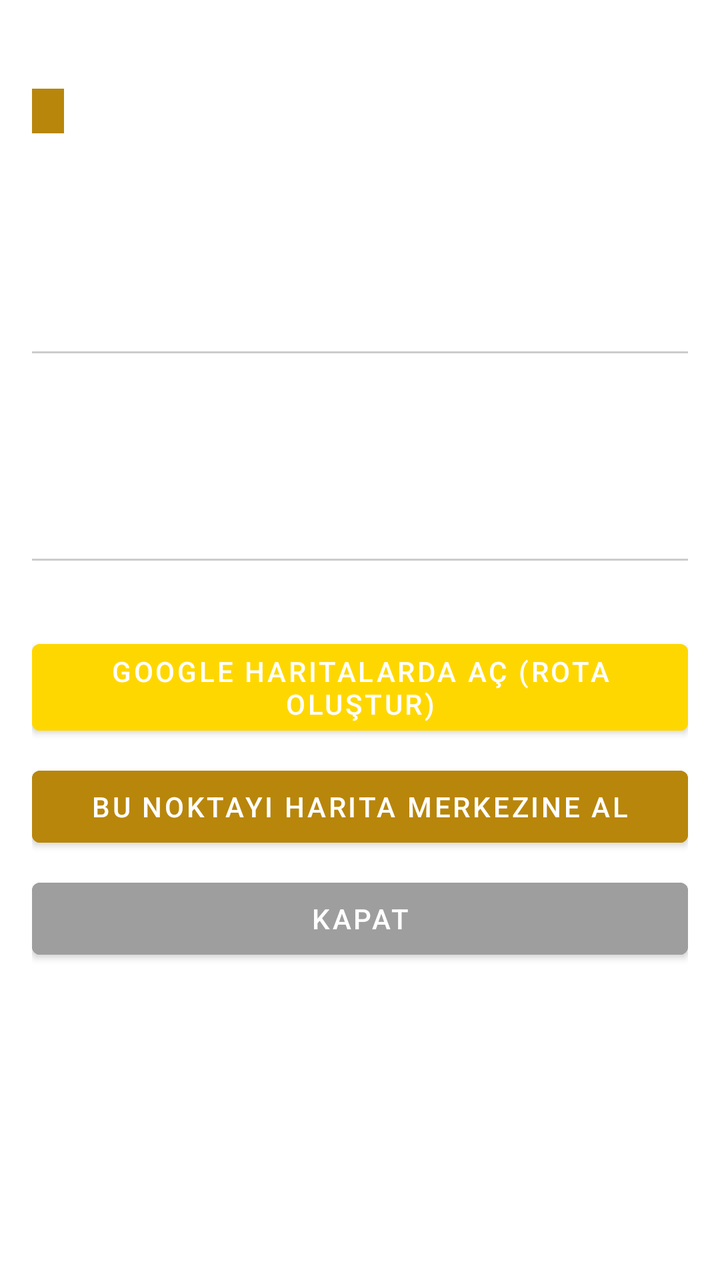
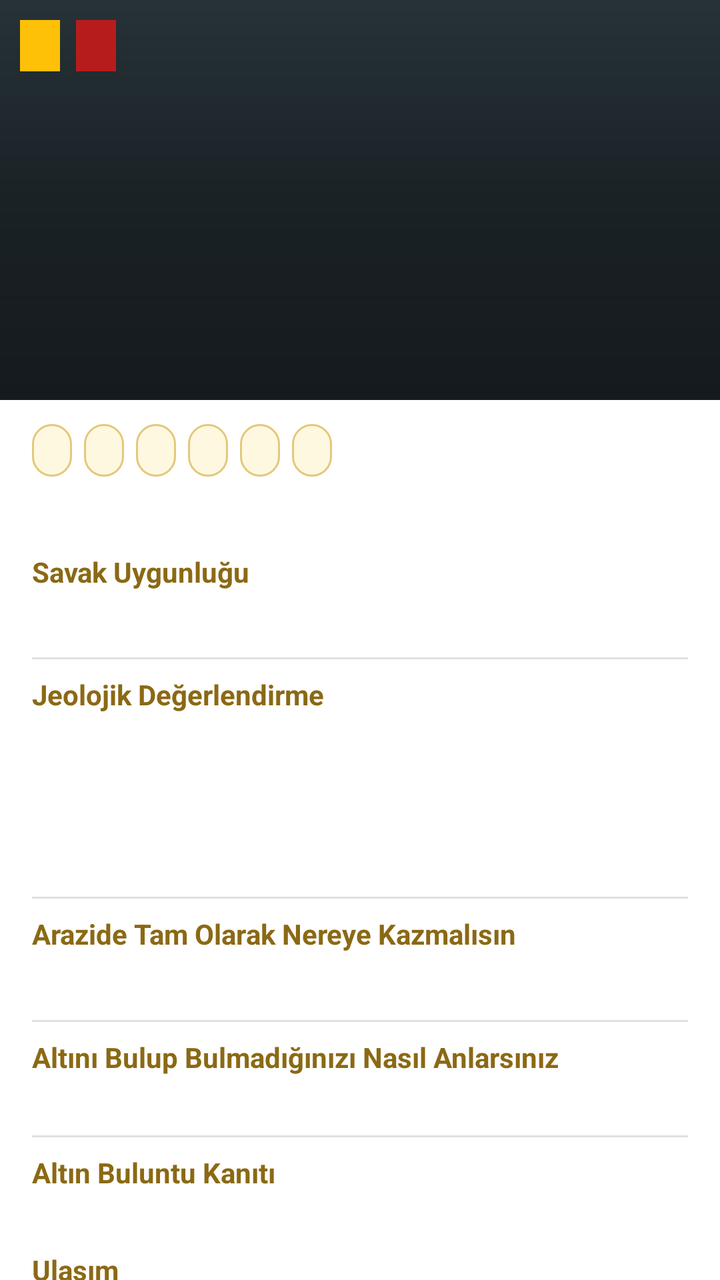

Screens rendered from an Android XML layout before and after an edit, with the pre-edit source and the edit as a unified diff.
<!-- AndroidManifest.xml: application theme Theme.AltinAramaHarita -->
<!-- res/layout/dialog_location_info.xml -->
<?xml version="1.0" encoding="utf-8"?>
<ScrollView xmlns:android="http://schemas.android.com/apk/res/android"
    android:layout_width="match_parent"
    android:layout_height="wrap_content"
    android:maxHeight="560dp"
    android:fillViewport="true">

    <LinearLayout
        android:layout_width="match_parent"
        android:layout_height="wrap_content"
        android:orientation="vertical"
        android:padding="16dp">

        <TextView
            android:id="@+id/dialog_title"
            android:layout_width="match_parent"
            android:layout_height="wrap_content"
            android:textStyle="bold"
            android:textSize="18sp"
            android:textColor="@color/colorPrimaryDark"
            android:layout_marginBottom="4dp"/>

        
        <TextView
            android:id="@+id/dialog_confidence"
            android:layout_width="wrap_content"
            android:layout_height="wrap_content"
            android:textSize="12sp"
            android:textStyle="bold"
            android:background="#B8860B"
            android:textColor="#FFFFFF"
            android:paddingHorizontal="8dp"
            android:paddingVertical="3dp"
            android:layout_marginBottom="10dp"/>

        <TextView
            android:id="@+id/dialog_coords"
            android:layout_width="match_parent"
            android:layout_height="wrap_content"
            android:textSize="14sp"
            android:textColor="@color/text_primary"
            android:layout_marginBottom="3dp"/>

        <TextView
            android:id="@+id/dialog_elevation"
            android:layout_width="match_parent"
            android:layout_height="wrap_content"
            android:textSize="14sp"
            android:textColor="@color/text_primary"
            android:layout_marginBottom="3dp"/>

        <TextView
            android:id="@+id/dialog_terrain"
            android:layout_width="match_parent"
            android:layout_height="wrap_content"
            android:textSize="14sp"
            android:textColor="@color/text_primary"
            android:layout_marginBottom="3dp"/>

        <TextView
            android:id="@+id/dialog_distance"
            android:layout_width="match_parent"
            android:layout_height="wrap_content"
            android:textSize="14sp"
            android:textColor="@color/text_primary"
            android:layout_marginBottom="8dp"/>

        <View
            android:layout_width="match_parent"
            android:layout_height="1dp"
            android:background="#CCCCCC"
            android:layout_marginVertical="6dp"/>

        
        <TextView
            android:id="@+id/dialog_source"
            android:layout_width="match_parent"
            android:layout_height="wrap_content"
            android:textSize="13sp"
            android:textColor="@color/text_primary"
            android:textStyle="bold"
            android:layout_marginBottom="4dp"/>

        <TextView
            android:id="@+id/dialog_lithology"
            android:layout_width="match_parent"
            android:layout_height="wrap_content"
            android:textSize="13sp"
            android:textColor="@color/text_primary"
            android:layout_marginBottom="4dp"/>

        <TextView
            android:id="@+id/dialog_indicators"
            android:layout_width="match_parent"
            android:layout_height="wrap_content"
            android:textSize="13sp"
            android:textColor="@color/text_primary"
            android:layout_marginBottom="4dp"/>

        <TextView
            android:id="@+id/dialog_reasoning"
            android:layout_width="match_parent"
            android:layout_height="wrap_content"
            android:textSize="13sp"
            android:textColor="@color/text_secondary"
            android:layout_marginBottom="8dp"/>

        <View
            android:layout_width="match_parent"
            android:layout_height="1dp"
            android:background="#CCCCCC"
            android:layout_marginVertical="6dp"/>

        <TextView
            android:id="@+id/dialog_description"
            android:layout_width="match_parent"
            android:layout_height="wrap_content"
            android:textSize="13sp"
            android:textColor="@color/text_secondary"
            android:layout_marginBottom="12dp"/>

        <Button
            android:id="@+id/dialog_btn_open_maps"
            android:layout_width="match_parent"
            android:layout_height="wrap_content"
            android:text="@string/dialog_open_maps"
            android:textColor="#FFFFFF"
            android:backgroundTint="@color/colorAccent"
            android:layout_marginBottom="8dp"/>

        <Button
            android:id="@+id/dialog_btn_center"
            android:layout_width="match_parent"
            android:layout_height="wrap_content"
            android:text="@string/dialog_center_map"
            android:textColor="#FFFFFF"
            android:backgroundTint="@color/colorPrimary"
            android:layout_marginBottom="8dp"/>

        <Button
            android:id="@+id/dialog_btn_close"
            android:layout_width="match_parent"
            android:layout_height="wrap_content"
            android:text="@string/dialog_close"
            android:textColor="#FFFFFF"
            android:backgroundTint="#9E9E9E"/>

    </LinearLayout>
</ScrollView>
<!-- resources referenced by this layout -->
<resources>
  <color name="colorAccent">#FFD700</color>
  <color name="colorPrimary">#B8860B</color>
  <color name="colorPrimaryDark">#8B6914</color>
  <color name="text_primary">#212121</color>
  <color name="text_secondary">#757575</color>
  <string name="dialog_center_map">Bu Noktayı Harita Merkezine Al</string>
  <string name="dialog_close">Kapat</string>
  <string name="dialog_open_maps">Google Haritalarda Aç (Rota Oluştur)</string>
  <style name="Theme.AltinAramaHarita" parent="Theme.MaterialComponents.DayNight.NoActionBar">
          
          <item name="colorPrimary">@color/colorPrimary</item>
          <item name="colorPrimaryDark">@color/colorPrimaryDark</item>
          <item name="colorAccent">@color/colorAccent</item>
          
          <item name="android:statusBarColor" tools:targetApi="l">@color/colorPrimaryDark</item>
          <item name="android:windowLightStatusBar">false</item>
      </style>
</resources>

<!-- the commit's change to res/layout/dialog_location_info.xml (unified diff, before → after) -->
@@ -2,148 +2,442 @@
 <ScrollView xmlns:android="http://schemas.android.com/apk/res/android"
     android:layout_width="match_parent"
     android:layout_height="wrap_content"
-    android:maxHeight="560dp"
-    android:fillViewport="true">
+    android:maxHeight="640dp"
+    android:fillViewport="true"
+    android:scrollbars="none">
 
     <LinearLayout
         android:layout_width="match_parent"
         android:layout_height="wrap_content"
-        android:orientation="vertical"
-        android:padding="16dp">
-
-        <TextView
-            android:id="@+id/dialog_title"
+        android:orientation="vertical">
+
+        
+        <FrameLayout
+            android:layout_width="match_parent"
+            android:layout_height="200dp">
+
+            <ImageView
+                android:id="@+id/imgHeader"
+                android:layout_width="match_parent"
+                android:layout_height="match_parent"
+                android:scaleType="centerCrop"
+                android:contentDescription="@string/label_terrain"
+                android:background="#263238"/>
+
+            <View
+                android:layout_width="match_parent"
+                android:layout_height="match_parent"
+                android:background="@drawable/bg_header_scrim"/>
+
+            <LinearLayout
+                android:layout_width="wrap_content"
+                android:layout_height="wrap_content"
+                android:orientation="horizontal"
+                android:layout_gravity="start|top"
+                android:layout_margin="10dp">
+
+                <TextView
+                    android:id="@+id/badgeRank"
+                    android:layout_width="wrap_content"
+                    android:layout_height="wrap_content"
+                    android:textColor="#4E342E"
+                    android:background="#FFC107"
+                    android:textStyle="bold"
+                    android:textSize="13sp"
+                    android:paddingHorizontal="10dp"
+                    android:paddingVertical="4dp"/>
+
+                <Space android:layout_width="8dp" android:layout_height="1dp"/>
+
+                <TextView
+                    android:id="@+id/badgeConf"
+                    android:layout_width="wrap_content"
+                    android:layout_height="wrap_content"
+                    android:textColor="#FFFFFF"
+                    android:background="#B71C1C"
+                    android:textStyle="bold"
+                    android:textSize="13sp"
+                    android:paddingHorizontal="10dp"
+                    android:paddingVertical="4dp"/>
+            </LinearLayout>
+
+            <LinearLayout
+                android:layout_width="match_parent"
+                android:layout_height="wrap_content"
+                android:orientation="vertical"
+                android:layout_gravity="bottom|start"
+                android:paddingHorizontal="14dp"
+                android:paddingBottom="10dp">
+
+                <TextView
+                    android:id="@+id/dialog_name"
+                    android:layout_width="match_parent"
+                    android:layout_height="wrap_content"
+                    android:textColor="#FFFFFF"
+                    android:textStyle="bold"
+                    android:textSize="19sp"
+                    android:shadowColor="#80000000"
+                    android:shadowDx="1"
+                    android:shadowDy="2"
+                    android:shadowRadius="3"/>
+
+                <TextView
+                    android:id="@+id/dialog_category"
+                    android:layout_width="match_parent"
+                    android:layout_height="wrap_content"
+                    android:textColor="#E3F2FD"
+                    android:textSize="12sp"
+                    android:shadowColor="#80000000"
+                    android:shadowDx="1"
+                    android:shadowDy="1"
+                    android:shadowRadius="2"/>
+            </LinearLayout>
+        </FrameLayout>
+
+        <LinearLayout
             android:layout_width="match_parent"
             android:layout_height="wrap_content"
-            android:textStyle="bold"
-            android:textSize="18sp"
-            android:textColor="@color/colorPrimaryDark"
-            android:layout_marginBottom="4dp"/>
-
-        
-        <TextView
-            android:id="@+id/dialog_confidence"
-            android:layout_width="wrap_content"
-            android:layout_height="wrap_content"
-            android:textSize="12sp"
-            android:textStyle="bold"
-            android:background="#B8860B"
-            android:textColor="#FFFFFF"
-            android:paddingHorizontal="8dp"
-            android:paddingVertical="3dp"
-            android:layout_marginBottom="10dp"/>
-
-        <TextView
-            android:id="@+id/dialog_coords"
-            android:layout_width="match_parent"
-            android:layout_height="wrap_content"
-            android:textSize="14sp"
-            android:textColor="@color/text_primary"
-            android:layout_marginBottom="3dp"/>
-
-        <TextView
-            android:id="@+id/dialog_elevation"
-            android:layout_width="match_parent"
-            android:layout_height="wrap_content"
-            android:textSize="14sp"
-            android:textColor="@color/text_primary"
-            android:layout_marginBottom="3dp"/>
-
-        <TextView
-            android:id="@+id/dialog_terrain"
-            android:layout_width="match_parent"
-            android:layout_height="wrap_content"
-            android:textSize="14sp"
-            android:textColor="@color/text_primary"
-            android:layout_marginBottom="3dp"/>
-
-        <TextView
-            android:id="@+id/dialog_distance"
-            android:layout_width="match_parent"
-            android:layout_height="wrap_content"
-            android:textSize="14sp"
-            android:textColor="@color/text_primary"
-            android:layout_marginBottom="8dp"/>
-
-        <View
-            android:layout_width="match_parent"
-            android:layout_height="1dp"
-            android:background="#CCCCCC"
-            android:layout_marginVertical="6dp"/>
-
-        
-        <TextView
-            android:id="@+id/dialog_source"
-            android:layout_width="match_parent"
-            android:layout_height="wrap_content"
-            android:textSize="13sp"
-            android:textColor="@color/text_primary"
-            android:textStyle="bold"
-            android:layout_marginBottom="4dp"/>
-
-        <TextView
-            android:id="@+id/dialog_lithology"
-            android:layout_width="match_parent"
-            android:layout_height="wrap_content"
-            android:textSize="13sp"
-            android:textColor="@color/text_primary"
-            android:layout_marginBottom="4dp"/>
-
-        <TextView
-            android:id="@+id/dialog_indicators"
-            android:layout_width="match_parent"
-            android:layout_height="wrap_content"
-            android:textSize="13sp"
-            android:textColor="@color/text_primary"
-            android:layout_marginBottom="4dp"/>
-
-        <TextView
-            android:id="@+id/dialog_reasoning"
-            android:layout_width="match_parent"
-            android:layout_height="wrap_content"
-            android:textSize="13sp"
-            android:textColor="@color/text_secondary"
-            android:layout_marginBottom="8dp"/>
-
-        <View
-            android:layout_width="match_parent"
-            android:layout_height="1dp"
-            android:background="#CCCCCC"
-            android:layout_marginVertical="6dp"/>
-
-        <TextView
-            android:id="@+id/dialog_description"
-            android:layout_width="match_parent"
-            android:layout_height="wrap_content"
-            android:textSize="13sp"
-            android:textColor="@color/text_secondary"
-            android:layout_marginBottom="12dp"/>
-
-        <Button
-            android:id="@+id/dialog_btn_open_maps"
-            android:layout_width="match_parent"
-            android:layout_height="wrap_content"
-            android:text="@string/dialog_open_maps"
-            android:textColor="#FFFFFF"
-            android:backgroundTint="@color/colorAccent"
-            android:layout_marginBottom="8dp"/>
-
-        <Button
-            android:id="@+id/dialog_btn_center"
-            android:layout_width="match_parent"
-            android:layout_height="wrap_content"
-            android:text="@string/dialog_center_map"
-            android:textColor="#FFFFFF"
-            android:backgroundTint="@color/colorPrimary"
-            android:layout_marginBottom="8dp"/>
-
-        <Button
-            android:id="@+id/dialog_btn_close"
-            android:layout_width="match_parent"
-            android:layout_height="wrap_content"
-            android:text="@string/dialog_close"
-            android:textColor="#FFFFFF"
-            android:backgroundTint="#9E9E9E"/>
-
+            android:orientation="vertical"
+            android:paddingHorizontal="16dp"
+            android:paddingTop="12dp"
+            android:paddingBottom="16dp">
+
+            
+            <HorizontalScrollView
+                android:layout_width="match_parent"
+                android:layout_height="wrap_content"
+                android:scrollbars="none"
+                android:layout_marginBottom="10dp">
+
+                <LinearLayout
+                    android:layout_width="wrap_content"
+                    android:layout_height="wrap_content"
+                    android:orientation="horizontal">
+
+                    <TextView
+                        android:id="@+id/chipElevation"
+                        android:layout_width="wrap_content"
+                        android:layout_height="wrap_content"
+                        android:background="@drawable/bg_chip"
+                        android:textSize="12sp"
+                        android:textColor="#5D4037"
+                        android:paddingHorizontal="10dp"
+                        android:paddingVertical="5dp"/>
+
+                    <Space android:layout_width="6dp" android:layout_height="1dp"/>
+
+                    <TextView
+                        android:id="@+id/chipStream"
+                        android:layout_width="wrap_content"
+                        android:layout_height="wrap_content"
+                        android:background="@drawable/bg_chip"
+                        android:textSize="12sp"
+                        android:textColor="#5D4037"
+                        android:paddingHorizontal="10dp"
+                        android:paddingVertical="5dp"/>
+
+                    <Space android:layout_width="6dp" android:layout_height="1dp"/>
+
+                    <TextView
+                        android:id="@+id/chipSand"
+                        android:layout_width="wrap_content"
+                        android:layout_height="wrap_content"
+                        android:background="@drawable/bg_chip"
+                        android:textSize="12sp"
+                        android:textColor="#5D4037"
+                        android:paddingHorizontal="10dp"
+                        android:paddingVertical="5dp"/>
+
+                    <Space android:layout_width="6dp" android:layout_height="1dp"/>
+
+                    <TextView
+                        android:id="@+id/chipClay"
+                        android:layout_width="wrap_content"
+                        android:layout_height="wrap_content"
+                        android:background="@drawable/bg_chip"
+                        android:textSize="12sp"
+                        android:textColor="#5D4037"
+                        android:paddingHorizontal="10dp"
+                        android:paddingVertical="5dp"/>
+
+                    <Space android:layout_width="6dp" android:layout_height="1dp"/>
+
+                    <TextView
+                        android:id="@+id/chipPrecip"
+                        android:layout_width="wrap_content"
+                        android:layout_height="wrap_content"
+                        android:background="@drawable/bg_chip"
+                        android:textSize="12sp"
+                        android:textColor="#5D4037"
+                        android:paddingHorizontal="10dp"
+                        android:paddingVertical="5dp"/>
+
+                    <Space android:layout_width="6dp" android:layout_height="1dp"/>
+
+                    <TextView
+                        android:id="@+id/chipAfyon"
+                        android:layout_width="wrap_content"
+                        android:layout_height="wrap_content"
+                        android:background="@drawable/bg_chip"
+                        android:textSize="12sp"
+                        android:textColor="#5D4037"
+                        android:paddingHorizontal="10dp"
+                        android:paddingVertical="5dp"/>
+                </LinearLayout>
+            </HorizontalScrollView>
+
+            <TextView
+                android:id="@+id/dialog_coords"
+                android:layout_width="match_parent"
+                android:layout_height="wrap_content"
+                android:textSize="12sp"
+                android:textColor="@color/text_secondary"
+                android:gravity="center"
+                android:layout_marginBottom="10dp"/>
+
+            
+            <LinearLayout
+                android:layout_width="match_parent"
+                android:layout_height="wrap_content"
+                android:orientation="horizontal"
+                android:gravity="center_vertical"
+                android:layout_marginBottom="4dp">
+
+                <TextView
+                    android:layout_width="0dp"
+                    android:layout_weight="1"
+                    android:layout_height="wrap_content"
+                    android:text="@string/panel_what_rating"
+                    android:textStyle="bold"
+                    android:textSize="14sp"
+                    android:textColor="@color/colorPrimaryDark"/>
+
+                <TextView
+                    android:id="@+id/badgePanning"
+                    android:layout_width="wrap_content"
+                    android:layout_height="wrap_content"
+                    android:textColor="#FFFFFF"
+                    android:textStyle="bold"
+                    android:textSize="12sp"
+                    android:paddingHorizontal="10dp"
+                    android:paddingVertical="3dp"/>
+            </LinearLayout>
+
+            <TextView
+                android:id="@+id/dialog_panning_why"
+                android:layout_width="match_parent"
+                android:layout_height="wrap_content"
+                android:textSize="13sp"
+                android:textColor="@color/text_primary"
+                android:layout_marginBottom="10dp"/>
+
+            <View
+                android:layout_width="match_parent"
+                android:layout_height="1dp"
+                android:background="#E0E0E0"
+                android:layout_marginBottom="8dp"/>
+
+            
+            <TextView
+                android:layout_width="match_parent"
+                android:layout_height="wrap_content"
+                android:text="@string/label_geology_assessment"
+                android:textStyle="bold"
+                android:textSize="14sp"
+                android:textColor="@color/colorPrimaryDark"
+                android:layout_marginBottom="4dp"/>
+
+            <TextView
+                android:id="@+id/dialog_source"
+                android:layout_width="match_parent"
+                android:layout_height="wrap_content"
+                android:textSize="13sp"
+                android:textColor="@color/text_primary"
+                android:textStyle="bold"
+                android:layout_marginBottom="3dp"/>
+
+            <TextView
+                android:id="@+id/dialog_lithology"
+                android:layout_width="match_parent"
+                android:layout_height="wrap_content"
+                android:textSize="13sp"
+                android:textColor="@color/text_primary"
+                android:layout_marginBottom="3dp"/>
+
+            <TextView
+                android:id="@+id/dialog_indicators"
+                android:layout_width="match_parent"
+                android:layout_height="wrap_content"
+                android:textSize="13sp"
+                android:textColor="@color/text_primary"
+                android:layout_marginBottom="3dp"/>
+
+            <TextView
+                android:id="@+id/dialog_reasoning"
+                android:layout_width="match_parent"
+                android:layout_height="wrap_content"
+                android:textSize="13sp"
+                android:textColor="@color/text_secondary"
+                android:layout_marginBottom="8dp"/>
+
+            <View
+                android:layout_width="match_parent"
+                android:layout_height="1dp"
+                android:background="#E0E0E0"
+                android:layout_marginBottom="8dp"/>
+
+            
+            <TextView
+                android:layout_width="match_parent"
+                android:layout_height="wrap_content"
+                android:text="@string/panel_field_tips"
+                android:textStyle="bold"
+                android:textSize="14sp"
+                android:textColor="@color/colorPrimaryDark"
+                android:layout_marginBottom="4dp"/>
+
+            <TextView
+                android:id="@+id/dialog_field_tips"
+                android:layout_width="match_parent"
+                android:layout_height="wrap_content"
+                android:textSize="13sp"
+                android:textColor="@color/text_primary"
+                android:layout_marginBottom="6dp"/>
+
+            <LinearLayout
+                android:id="@+id/digPointContainer"
+                android:layout_width="match_parent"
+                android:layout_height="wrap_content"
+                android:orientation="vertical"
+                android:layout_marginBottom="6dp"/>
+
+            <TextView
+                android:id="@+id/dialog_dig_none"
+                android:layout_width="match_parent"
+                android:layout_height="wrap_content"
+                android:text="@string/panel_dig_none"
+                android:textSize="12sp"
+                android:textColor="@color/text_secondary"
+                android:visibility="gone"
+                android:layout_marginBottom="6dp"/>
+
+            <View
+                android:layout_width="match_parent"
+                android:layout_height="1dp"
+                android:background="#E0E0E0"
+                android:layout_marginBottom="8dp"/>
+
+            
+            <TextView
+                android:layout_width="match_parent"
+                android:layout_height="wrap_content"
+                android:text="@string/panel_success_checks"
+                android:textStyle="bold"
+                android:textSize="14sp"
+                android:textColor="@color/colorPrimaryDark"
+                android:layout_marginBottom="4dp"/>
+
+            <TextView
+                android:id="@+id/dialog_success_checks"
+                android:layout_width="match_parent"
+                android:layout_height="wrap_content"
+                android:textSize="13sp"
+                android:textColor="@color/text_primary"
+                android:layout_marginBottom="8dp"/>
+
+            <View
+                android:layout_width="match_parent"
+                android:layout_height="1dp"
+                android:background="#E0E0E0"
+                android:layout_marginBottom="8dp"/>
+
+            
+            <TextView
+                android:layout_width="match_parent"
+                android:layout_height="wrap_content"
+                android:text="@string/panel_evidence"
+                android:textStyle="bold"
+                android:textSize="14sp"
+                android:textColor="@color/colorPrimaryDark"
+                android:layout_marginBottom="4dp"/>
+
+            <TextView
+                android:id="@+id/dialog_evidence"
+                android:layout_width="match_parent"
+                android:layout_height="wrap_content"
+                android:textSize="13sp"
+                android:textColor="@color/text_primary"
+                android:layout_marginBottom="8dp"/>
+
+            <TextView
+                android:layout_width="match_parent"
+                android:layout_height="wrap_content"
+                android:text="@string/panel_access"
+                android:textStyle="bold"
+                android:textSize="14sp"
+                android:textColor="@color/colorPrimaryDark"
+                android:layout_marginBottom="4dp"/>
+
+            <TextView
+                android:id="@+id/dialog_access"
+                android:layout_width="match_parent"
+                android:layout_height="wrap_content"
+                android:textSize="13sp"
+                android:textColor="@color/text_primary"
+                android:layout_marginBottom="8dp"/>
+
+            <TextView
+                android:layout_width="match_parent"
+                android:layout_height="wrap_content"
+                android:text="@string/panel_weather"
+                android:textStyle="bold"
+                android:textSize="14sp"
+                android:textColor="@color/colorPrimaryDark"
+                android:layout_marginBottom="4dp"/>
+
+            <TextView
+                android:id="@+id/dialog_weather"
+                android:layout_width="match_parent"
+                android:layout_height="wrap_content"
+                android:text="@string/panel_weather_loading"
+                android:textSize="13sp"
+                android:textColor="@color/text_primary"
+                android:layout_marginBottom="8dp"/>
+
+            
+            <TextView
+                android:id="@+id/dialog_description"
+                android:layout_width="match_parent"
+                android:layout_height="wrap_content"
+                android:textSize="12sp"
+                android:textColor="@color/text_secondary"
+                android:layout_marginBottom="12dp"/>
+
+            <Button
+                android:id="@+id/dialog_btn_open_maps"
+                android:layout_width="match_parent"
+                android:layout_height="wrap_content"
+                android:text="@string/dialog_open_maps"
+                android:textColor="#FFFFFF"
+                android:backgroundTint="@color/colorAccent"
+                android:layout_marginBottom="8dp"/>
+
+            <Button
+                android:id="@+id/dialog_btn_center"
+                android:layout_width="match_parent"
+                android:layout_height="wrap_content"
+                android:text="@string/dialog_center_map"
+                android:textColor="#FFFFFF"
+                android:backgroundTint="@color/colorPrimary"
+                android:layout_marginBottom="8dp"/>
+
+            <Button
+                android:id="@+id/dialog_btn_close"
+                android:layout_width="match_parent"
+                android:layout_height="wrap_content"
+                android:text="@string/dialog_close"
+                android:textColor="#FFFFFF"
+                android:backgroundTint="#9E9E9E"/>
+        </LinearLayout>
     </LinearLayout>
 </ScrollView>
<!-- resource entries referenced after the edit -->
@@ -5,9 +5,37 @@
   <color name="colorPrimaryDark">#8B6914</color>
   <color name="text_primary">#212121</color>
   <color name="text_secondary">#757575</color>
+  <!-- drawable bg_chip (drawable) -->
+  <?xml version="1.0" encoding="utf-8"?>
+  <shape xmlns:android="http://schemas.android.com/apk/res/android"
+      android:shape="rectangle">
+      <solid android:color="#FFF8E1" />
+      <corners android:radius="14dp" />
+      <stroke android:width="1dp" android:color="#E4C87B" />
+  </shape>
+  <!-- drawable bg_header_scrim (drawable) -->
+  <?xml version="1.0" encoding="utf-8"?>
+  <shape xmlns:android="http://schemas.android.com/apk/res/android"
+      android:shape="rectangle">
+      <gradient
+          android:angle="270"
+          android:startColor="#00000000"
+          android:centerColor="#54000000"
+          android:endColor="#CC101318" />
+  </shape>
   <string name="dialog_center_map">Bu Noktayı Harita Merkezine Al</string>
   <string name="dialog_close">Kapat</string>
   <string name="dialog_open_maps">Google Haritalarda Aç (Rota Oluştur)</string>
+  <string name="label_geology_assessment">Jeolojik Değerlendirme</string>
+  <string name="label_terrain">Arazi Özelliği</string>
+  <string name="panel_access">Ulaşım</string>
+  <string name="panel_dig_none">Bu lokasyon için otomatik kazı noktası hesaplanamadı — akarsu ağacında uygun kavşak/iç kıyı yok. Yine de panning rehberindeki genel kuralları takip edin.</string>
+  <string name="panel_evidence">Altın Buluntu Kanıtı</string>
+  <string name="panel_field_tips">Arazide Tam Olarak Nereye Kazmalısın</string>
+  <string name="panel_success_checks">Altını Bulup Bulmadığınızı Nasıl Anlarsınız</string>
+  <string name="panel_weather">Hava Durumu (İnternet Varsa)</string>
+  <string name="panel_weather_loading">Hava durumu yükleniyor…</string>
+  <string name="panel_what_rating">Savak Uygunluğu</string>
   <style name="Theme.AltinAramaHarita" parent="Theme.MaterialComponents.DayNight.NoActionBar">
           
           <item name="colorPrimary">@color/colorPrimary</item>
